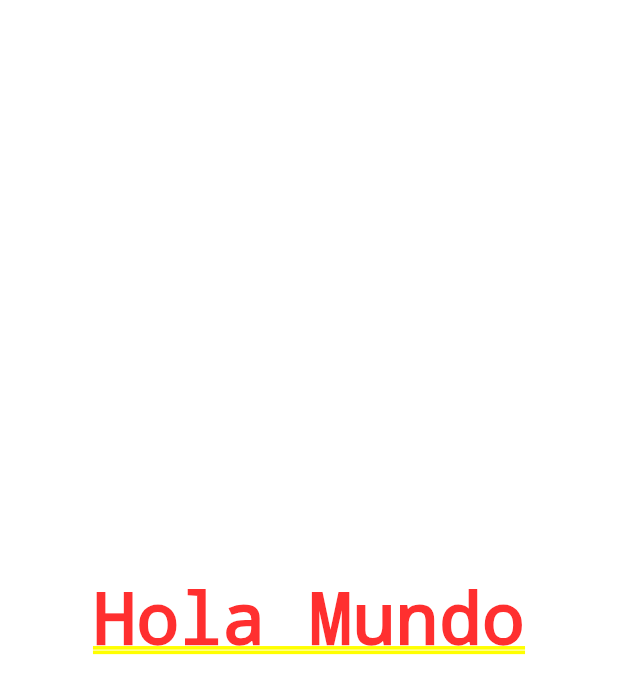
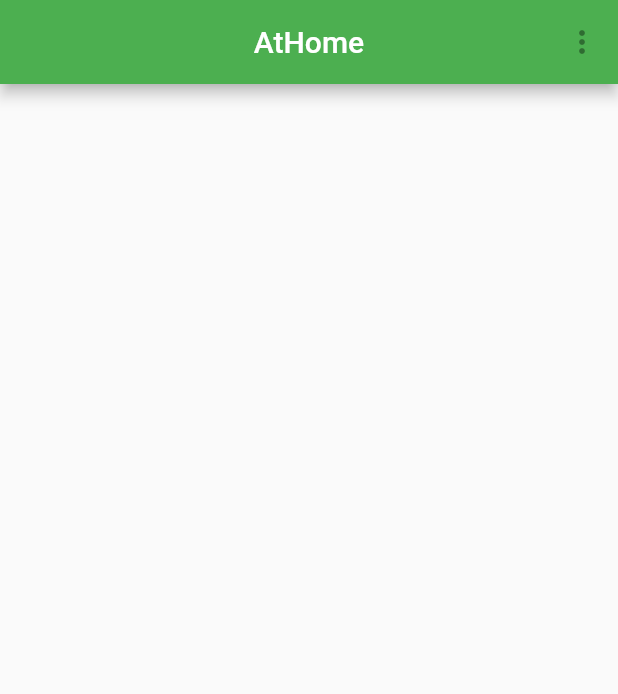
Before and after one commit to OscarAnCorzo/AtHome, a Flutter app: the screen it shows after launch, on a phone screen of 412 x 824 dp. Shown: the top 694 px of the screen. Run offline on Flutter 3.47's test engine with Material 2 defaults, Android fonts, the phone set to English and light mode, and no system bars.

Commit message:
barra superior

```diff
--- a/lib/main.dart
+++ b/lib/main.dart
@@ -1,16 +1,14 @@
 import 'package:flutter/material.dart';
+import 'package:at_home/src/vistas/inicio.dart';
 
-void main(){
-  runApp(new MyApp());
-}
-
-class MyApp extends StatelessWidget{
+class Principal extends StatelessWidget{
   @override
   Widget build(context){
     return MaterialApp(
-      home: Center(
-        child: Text('Hola Mundo')
-      )
+      debugShowCheckedModeBanner: false,
+      home: Inicio()
     );
   }
 }
+
+void main() => runApp(Principal());
--- /dev/null
+++ b/lib/src/vistas/inicio.dart
@@ -0,0 +1,17 @@
+import 'package:flutter/material.dart';
+
+class Inicio extends StatelessWidget{
+  @override
+  Widget build(context){
+    return Scaffold(
+      appBar: AppBar(
+        title: Text('AtHome'),
+        centerTitle: true,
+        backgroundColor: Color(0xff4CAF50),
+        actions: <Widget>[
+          IconButton(icon: Icon(Icons.more_vert), onPressed: null)
+        ],
+      )
+    );
+  }
+}
```
